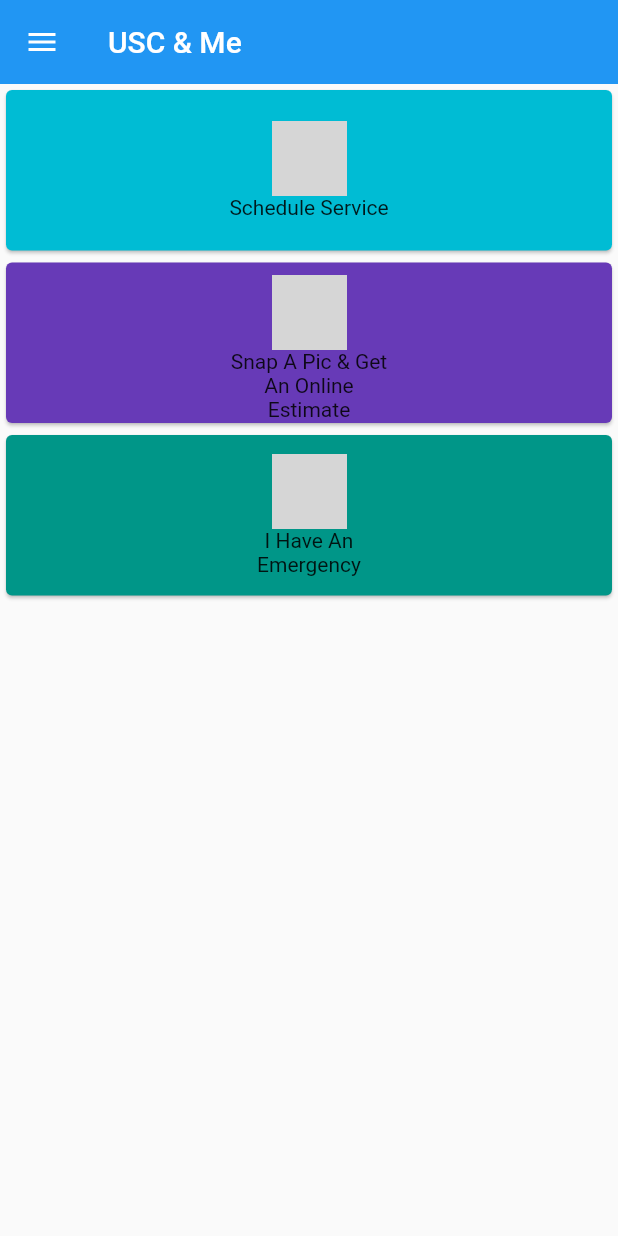
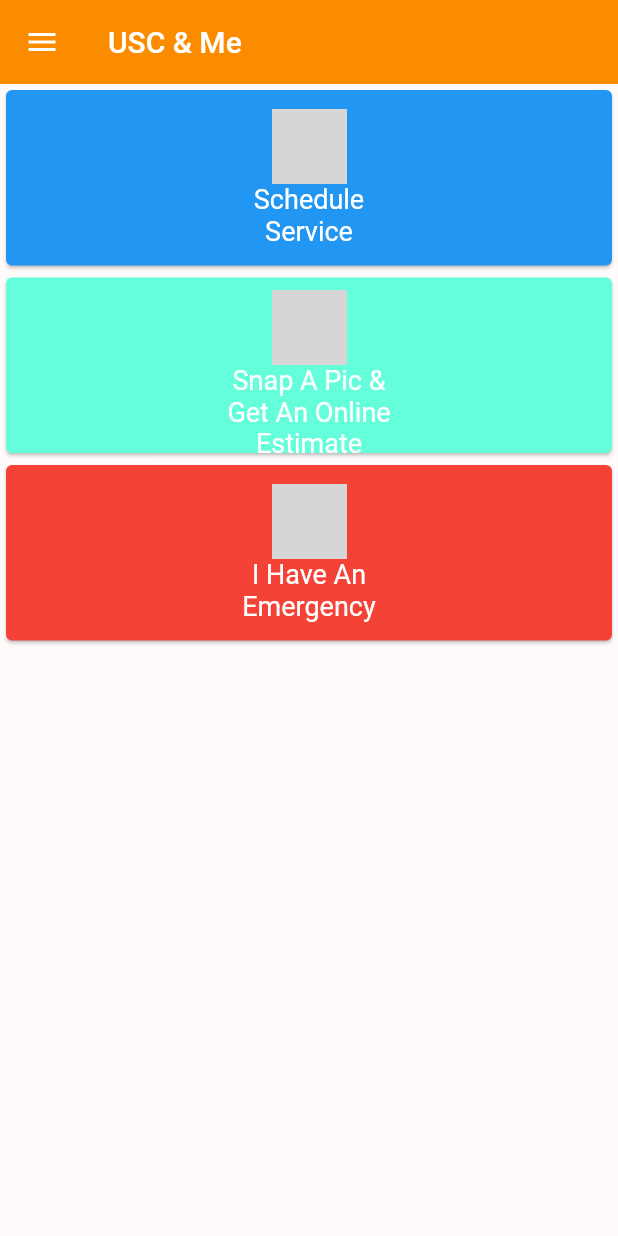
Before and after one commit to LI-Code-Lab/Ultrasound, a Flutter app: the screen it shows after launch, on a phone screen of 412 x 824 dp. Run offline on Flutter 3.47's test engine with Material 2 defaults, Android fonts, the phone set to English and light mode, and no system bars; network calls fail; grey boxes are pictures that could not be loaded.

Commit message:
added theme

```diff
--- a/ultrasound_solutions/lib/app.dart
+++ b/ultrasound_solutions/lib/app.dart
@@ -3,6 +3,7 @@ import 'package:ultrasound_solutions/views/backdrop_menu.dart';
 import 'package:ultrasound_solutions/models/menu_option.dart';
 import 'package:ultrasound_solutions/views/home_screen.dart';
 import 'package:ultrasound_solutions/views/menu_screen.dart';
+import 'package:ultrasound_solutions/models/colors.dart';
 
 class App extends StatefulWidget {
   @override
@@ -21,6 +22,7 @@ class AppState extends State<App> {
 
   Widget _buildApp(){
     return new MaterialApp(
+      theme: _buildTheme(),
       home: Backdrop(
         currentOption: MenuOption.Home,
         frontPanel: HomeScreen(),
@@ -40,3 +42,38 @@ class AppState extends State<App> {
     });
   }
 }
+
+ThemeData _buildTheme() {
+  final ThemeData base = ThemeData.light();
+  return base.copyWith(
+    primaryColor: kUltraSoundOrange600,
+    accentColor: kUltraSoundRed900,
+    buttonColor: kUltraSoundOrange400,
+    scaffoldBackgroundColor: kUltraSoundSurfaceWhite,
+    cardColor: kUltraSoundBackgroundWhite,
+    textSelectionColor: kUltraSoundOrange200,
+    errorColor: kUltraSoundErrorRed,
+    hintColor: kUltraSoundBackgroundWhite,
+    buttonTheme: new ButtonThemeData(textTheme: ButtonTextTheme.accent),
+    textTheme: _buildTextTheme(base.textTheme),
+    primaryTextTheme: _buildTextTheme(base.primaryTextTheme),
+    accentTextTheme: _buildTextTheme(base.accentTextTheme),
+  );
+}
+
+TextTheme _buildTextTheme(TextTheme base) {
+  return base
+      .copyWith(
+    headline: base.headline.copyWith(
+      fontWeight: FontWeight.w500,
+    ),
+    title: base.title.copyWith(fontSize: 18.0),
+    caption: base.caption.copyWith(
+      fontWeight: FontWeight.w400,
+      fontSize: 14.0,
+    ),
+  ).apply(
+    displayColor: Colors.red,
+    bodyColor: Colors.white,
+  );
+}
--- a/ultrasound_solutions/lib/views/home_cell.dart
+++ b/ultrasound_solutions/lib/views/home_cell.dart
@@ -6,7 +6,7 @@ class HomeCell extends StatelessWidget {
   final color;
 
   final iconSize = 50.0;
-  final titleSize = 14.0;
+  final titleSize = 18.0;
 
   HomeCell(this.title, this.icon, this.color);
 
--- a/ultrasound_solutions/lib/views/home_screen.dart
+++ b/ultrasound_solutions/lib/views/home_screen.dart
@@ -13,7 +13,7 @@ class HomeScreenState extends State<HomeScreen> {
   final listCount = 3;
   final titles = ["Schedule Service", "Snap A Pic & Get An Online Estimate", "I Have An Emergency"];
   final icons = ["icon1", "icon2", "icon3"];
-  final colors = [Colors.cyan, Colors.deepPurple, Colors.teal];
+  final colors = [Colors.blue, Colors.tealAccent, Colors.red];
 
   @override
   Widget build(BuildContext context) {
@@ -27,7 +27,7 @@ class HomeScreenState extends State<HomeScreen> {
   Widget _buildHomeList(){
     return new ListView.builder(
       itemCount: listCount,
-      itemExtent: 115.0,
+      itemExtent: 125.0,
       itemBuilder: (context, index) {
         return new FlatButton(
             onPressed: () {
```
Also changed, not shown: ultrasound_solutions/lib/models/colors.dart (added, +17 -0 lines), 1 other file.
